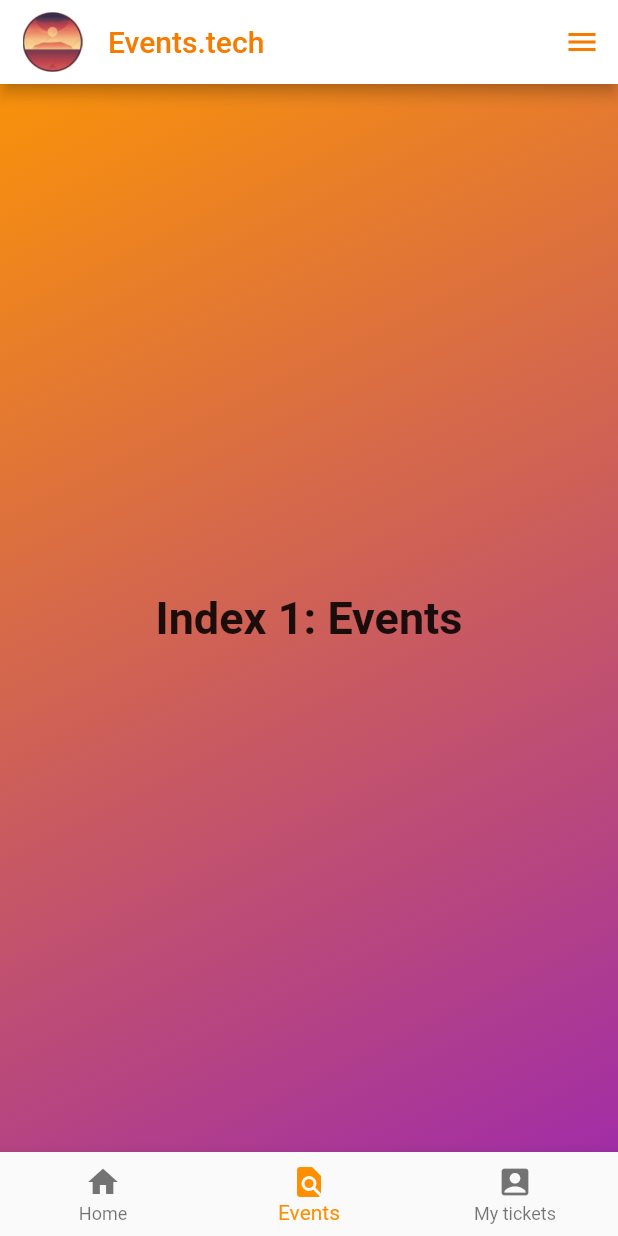
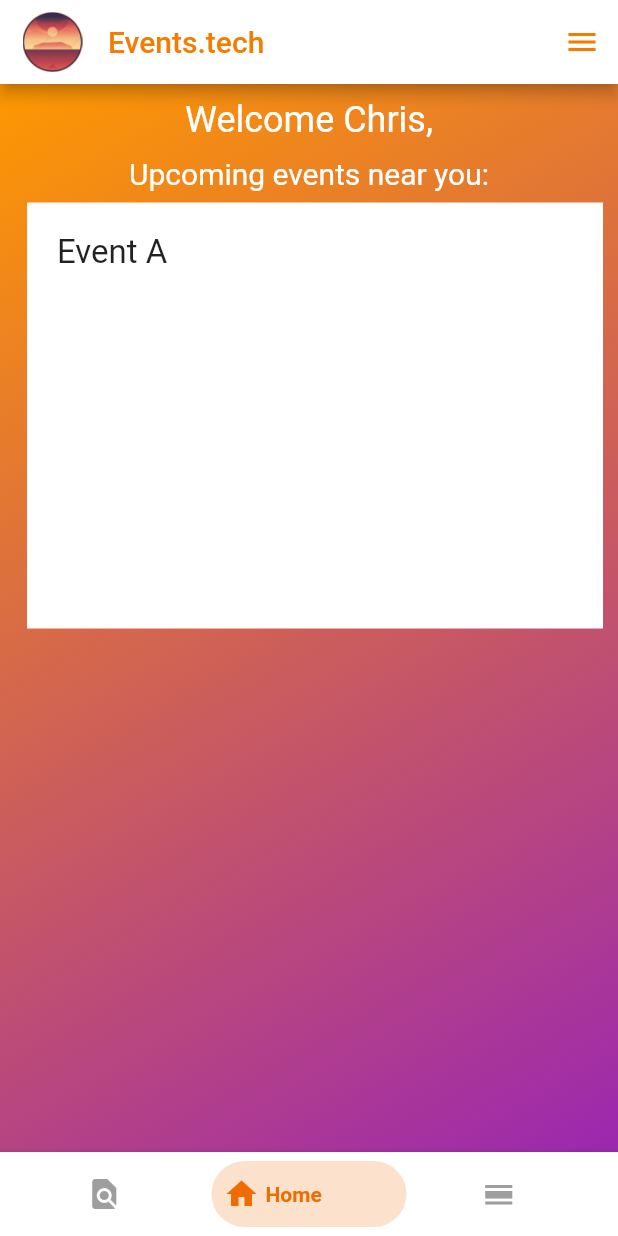
Before and after one commit to devMappouras/events_app, a Flutter app: the screen it shows after launch, item 2 of the bottom bar chosen, on a phone screen of 412 x 824 dp. Run offline on Flutter 3.47's test engine with Material 2 defaults, Android fonts, the phone set to English and light mode, and no system bars; drawn by our look-alikes of bottom_navy_bar; our stand-ins replace animated_custom_dropdown, dio, get.

Commit message:
added home page and bats

```diff
--- a/lib/screens/home.dart
+++ b/lib/screens/home.dart
@@ -1,7 +1,8 @@
-import 'package:animated_custom_dropdown/custom_dropdown.dart';
+import 'package:bottom_navy_bar/bottom_navy_bar.dart';
 import 'package:flutter/material.dart';
 import 'package:get/get.dart';
 import '../controllers/auth_controller.dart';
+import 'homeContainer.dart';
 
 class HomeScreen extends StatefulWidget {
   _HomeScreenState createState() => _HomeScreenState();
@@ -9,50 +10,27 @@ class HomeScreen extends StatefulWidget {
 
 class _HomeScreenState extends State<HomeScreen> {
   AuthController registrationController = Get.find();
+  int _currentIndex = 1;
+  late final PageController _pageController = PageController();
 
   @override
   void onInit() async {
-    registrationController.getCountries();
+    //registrationController.getCountries();
   }
 
-  int _selectedIndex = 0;
-  static const TextStyle optionStyle =
-      TextStyle(fontSize: 30, fontWeight: FontWeight.bold);
-  static const List<Widget> _widgetOptions = <Widget>[
-    Text(
-      'Index 0: Home',
-      style: optionStyle,
-    ),
-    Text(
-      'Index 1: Events',
-      style: optionStyle,
-    ),
-    Text(
-      'Index 2: My Tickets',
-      style: optionStyle,
-    ),
-  ];
-
-  void _onItemTapped(int index) {
-    setState(() {
-      _selectedIndex = index;
-    });
+  @override
+  void dispose() {
+    _pageController.dispose();
+    super.dispose();
   }
 
   @override
   Widget build(BuildContext context) {
-    return Container(
-      decoration: const BoxDecoration(
-          gradient: LinearGradient(
-              begin: Alignment.topLeft,
-              end: Alignment.bottomRight,
-              colors: [Colors.orange, Colors.purple])),
-      child: Scaffold(
+    return Scaffold(
       backgroundColor: Colors.transparent,
       appBar: AppBar(
         leading: Padding(
-            padding:
-                const EdgeInsets.only(left: 14, right: 0, top: 8, bottom: 8),
+          padding: const EdgeInsets.only(left: 14, right: 0, top: 8, bottom: 8),
           child: Image.asset(
             "assets/images/eventslogo.png",
           ),
@@ -61,29 +39,51 @@ class _HomeScreenState extends State<HomeScreen> {
         foregroundColor: Colors.orange[700],
         backgroundColor: Colors.white,
       ),
-        body: Center(
-          child: _widgetOptions.elementAt(_selectedIndex),
+      body: Container(
+        decoration: const BoxDecoration(
+            gradient: LinearGradient(
+                begin: Alignment.topLeft,
+                end: Alignment.bottomRight,
+                colors: [Colors.orange, Colors.purple])),
+        child: SizedBox.expand(
+          child: PageView(
+            controller: _pageController,
+            onPageChanged: (index) {
+              setState(() => _currentIndex = index);
+            },
+            children: <Widget>[
+              Container(),
+              homeContainer(),
+              Container(),
+            ],
           ),
-        endDrawer: homeDrawer(),
-        bottomNavigationBar: BottomNavigationBar(
-          items: const <BottomNavigationBarItem>[
-            BottomNavigationBarItem(
+        ),
+      ),
+      endDrawer: const homeDrawer(),
+      bottomNavigationBar: BottomNavyBar(
+        mainAxisAlignment: MainAxisAlignment.spaceEvenly,
+        selectedIndex: _currentIndex,
+        onItemSelected: (index) {
+          setState(() => _currentIndex = index);
+          _pageController.jumpToPage(index);
+        },
+        items: <BottomNavyBarItem>[
+          BottomNavyBarItem(
+              title: Text('Explore'),
+              icon: Icon(Icons.find_in_page),
+              inactiveColor: Colors.grey,
+              activeColor: Colors.orange[800]!),
+          BottomNavyBarItem(
+              title: Text('Home'),
               icon: Icon(Icons.home),
-              label: 'Home',
-            ),
-            BottomNavigationBarItem(
-              icon: Icon(Icons.find_in_page),
-              label: 'Events',
-            ),
-            BottomNavigationBarItem(
-              icon: Icon(Icons.account_box),
-              label: 'My tickets',
-            ),
+              inactiveColor: Colors.grey,
+              activeColor: Colors.orange[800]!),
+          BottomNavyBarItem(
+              title: Text('My Tickets'),
+              icon: Icon(Icons.calendar_view_day_sharp),
+              inactiveColor: Colors.grey,
+              activeColor: Colors.orange[800]!),
         ],
-          currentIndex: _selectedIndex,
-          selectedItemColor: Colors.amber[800],
-          onTap: _onItemTapped,
-        ),
       ),
     );
   }
@@ -105,7 +105,7 @@ class homeDrawer extends StatelessWidget {
               color: Colors.orange,
             ),
             child: Text(
-              'Drawer Header',
+              'Welcome Chris',
               style: TextStyle(
                 color: Colors.white,
                 fontSize: 24,
--- /dev/null
+++ b/lib/screens/homeContainer.dart
@@ -0,0 +1,60 @@
+import 'package:flutter/cupertino.dart';
+import 'package:flutter/material.dart';
+
+class homeContainer extends StatelessWidget {
+  final List<String> entries = <String>['A', 'B', 'C'];
+  final List<int> colorCodes = <int>[600, 500, 100];
+
+  homeContainer({
+    super.key,
+  });
+
+  @override
+  Widget build(BuildContext context) {
+    return Column(children: <Widget>[
+      const Padding(
+        padding: EdgeInsets.all(10.0),
+        child: Text(
+          'Welcome Chris,',
+          style: TextStyle(
+            color: Colors.white,
+            fontSize: 24,
+          ),
+        ),
+      ),
+      const Text(
+        'Upcoming events near you:',
+        style: TextStyle(
+          color: Colors.white,
+          fontSize: 20,
+        ),
+      ),
+      Padding(
+        padding: const EdgeInsets.only(left: 10, right: 10, top: 0, bottom: 0),
+        child: SizedBox(
+          height: 300,
+          child: ListView.builder(
+            scrollDirection: Axis.horizontal,
+            padding: EdgeInsets.all(8),
+            itemCount: entries.length,
+            itemBuilder: (BuildContext context, int index) {
+              return Container(
+                width: 388,
+                color: Colors.white,
+                child: Padding(
+                  padding: const EdgeInsets.all(20.0),
+                  child: Text(
+                    'Event ${entries[index]}',
+                    style: TextStyle(
+                      fontSize: 22,
+                    ),
+                  ),
+                ),
+              );
+            },
+          ),
+        ),
+      )
+    ]);
+  }
+}
```
Lines whose indentation alone changed are shown as unchanged.
